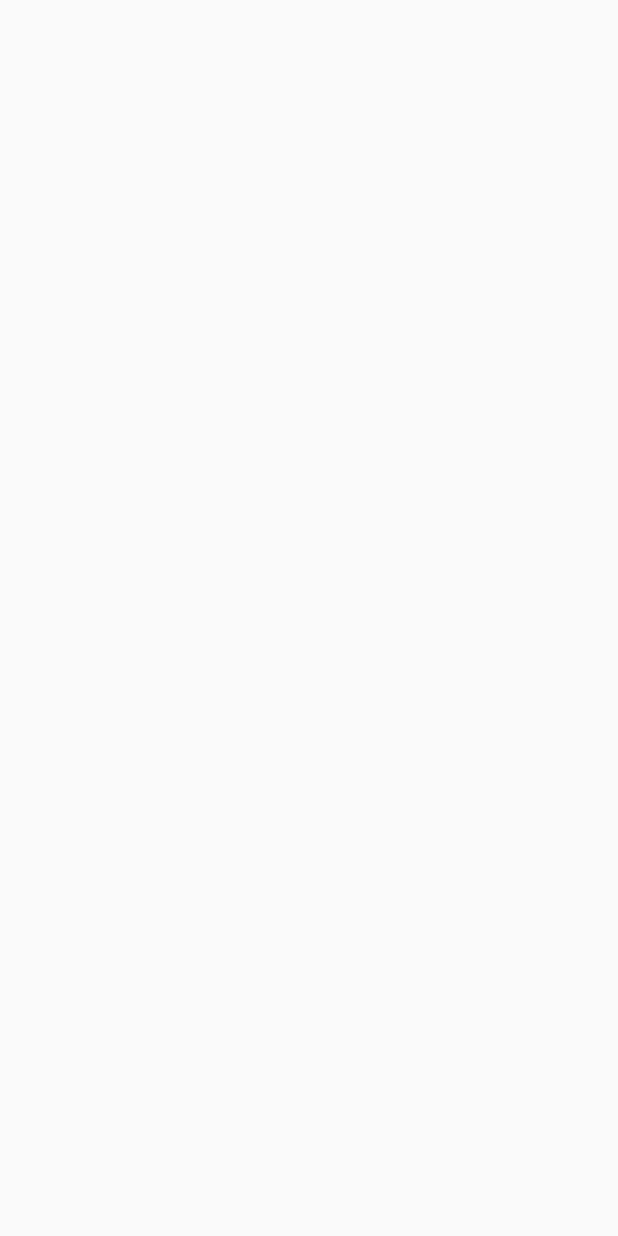
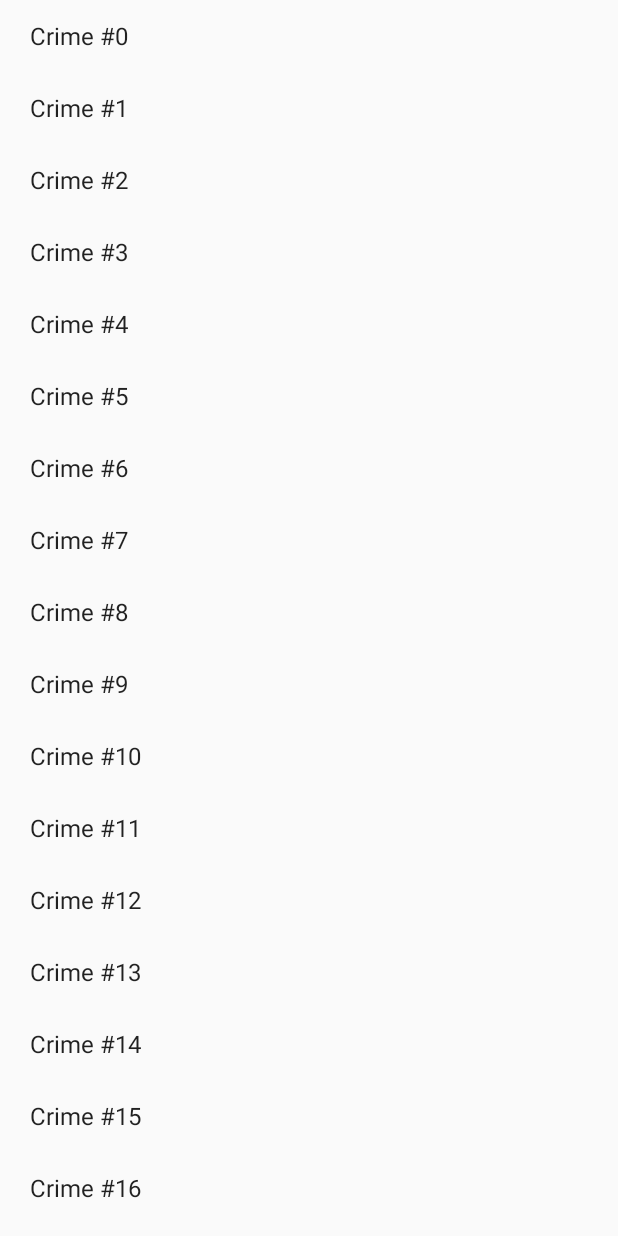
Before and after one commit to aarontsay/bignerdranch-android, an Android app: the screen it shows after launch (CrimeListActivity), on a phone screen of 412 x 824 dp. Before the commit the screen is empty. Run offline under Robolectric (Android 15) with nearby library versions, the phone set to English and light mode, and no system bars.

Commit message:
add ViewHolder and Adapter to CrimeListFragment.java

```diff
--- a/CriminalIntent/app/build.gradle
+++ b/CriminalIntent/app/build.gradle
@@ -25,4 +25,5 @@ dependencies {
     compile 'com.android.support:appcompat-v7:24.0.0'
     compile 'com.android.support:design:24.0.0'
     compile 'com.android.support:support-v4:24.0.0'
+    compile 'com.android.support:recyclerview-v7:24.0.0'
 }
--- a/CriminalIntent/app/src/main/java/com/bignerdranch/android/criminalintent/CrimeListFragment.java
+++ b/CriminalIntent/app/src/main/java/com/bignerdranch/android/criminalintent/CrimeListFragment.java
@@ -1,12 +1,81 @@
 package com.bignerdranch.android.criminalintent;
 
+import android.os.Bundle;
 import android.support.v4.app.Fragment;
+import android.support.v7.widget.LinearLayoutManager;
+import android.support.v7.widget.RecyclerView;
+import android.view.LayoutInflater;
+import android.view.View;
+import android.view.ViewGroup;
+import android.widget.TextView;
+
+import java.util.List;
 
 /**
  * Created by aaron on 7/8/16.
  */
 public class CrimeListFragment extends Fragment {
 
-    // TODO
+    private RecyclerView mCrimeRecyclerView;
+    private CrimeAdapter mAdapter;
 
+    @Override
+    public View onCreateView(LayoutInflater inflater, ViewGroup container,
+                             Bundle savedInstanceState) {
+        View view = inflater.inflate(R.layout.fragment_crime_list, container, false);
+
+        mCrimeRecyclerView = (RecyclerView) view
+                .findViewById(R.id.crime_recycler_view);
+        mCrimeRecyclerView.setLayoutManager(new LinearLayoutManager(getActivity()));
+
+        updateUI();
+
+        return view;
+    }
+
+    private void updateUI() {
+        CrimeLab crimeLab = CrimeLab.get(getActivity());
+        List<Crime> crimes = crimeLab.getCrimes();
+
+        mAdapter = new CrimeAdapter(crimes);
+        mCrimeRecyclerView.setAdapter(mAdapter);
+    }
+
+    private class CrimeHolder extends RecyclerView.ViewHolder {
+        public TextView mTitleTextView;
+
+        public CrimeHolder(View itemView) {
+            super(itemView);
+
+            mTitleTextView = (TextView) itemView;
+        }
+    }
+
+    private class CrimeAdapter extends RecyclerView.Adapter<CrimeHolder> {
+
+        private List<Crime> mCrimes;
+
+        public CrimeAdapter(List<Crime> crimes) {
+            mCrimes = crimes;
+        }
+
+        @Override
+        public CrimeHolder onCreateViewHolder(ViewGroup parent, int viewType) {
+            LayoutInflater layoutInflater = LayoutInflater.from(getActivity());
+            View view = layoutInflater.inflate(android.R.layout.simple_list_item_1, parent, false);
+
+            return new CrimeHolder(view);
+        }
+
+        @Override
+        public void onBindViewHolder(CrimeHolder holder, int position) {
+            Crime crime = mCrimes.get(position);
+            holder.mTitleTextView.setText(crime.getTitle());
+        }
+
+        @Override
+        public int getItemCount() {
+            return mCrimes.size();
+        }
+    }
 }
--- /dev/null
+++ b/CriminalIntent/app/src/main/res/layout/fragment_crime_list.xml
@@ -0,0 +1,5 @@
+<android.support.v7.widget.RecyclerView
+    xmlns:android="http://schemas.android.com/apk/res/android"
+    android:id="@+id/crime_recycler_view"
+    android:layout_width="match_parent"
+    android:layout_height="match_parent" />
```
